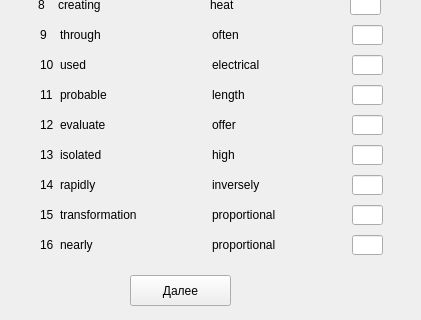
This is client/UI/variant_2/zadanie6_part1_var2.ui in Scykorr/dmitr_client_serv_test as Qt 5 draws it before an edit; both pictures show x 0 to 421 and y 305 to 625 of the 421 by 625 pixel window. The edited form follows.
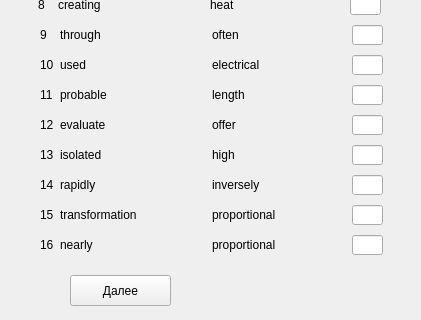
This is the edited form.

Commit message: add label_timer to variants 2 forms

Diff of the .ui file:
```diff
--- a/client/UI/variant_2/zadanie6_part1_var2.ui
+++ b/client/UI/variant_2/zadanie6_part1_var2.ui
@@ -116,7 +116,7 @@
   <widget class="QPushButton" name="pushButton_answer">
    <property name="geometry">
     <rect>
-     <x>130</x>
+     <x>70</x>
      <y>580</y>
      <width>101</width>
      <height>31</height>
@@ -844,6 +844,19 @@
     <string>proportional</string>
    </property>
   </widget>
+  <widget class="QLabel" name="label_timer">
+   <property name="geometry">
+    <rect>
+     <x>220</x>
+     <y>580</y>
+     <width>171</width>
+     <height>31</height>
+    </rect>
+   </property>
+   <property name="text">
+    <string/>
+   </property>
+  </widget>
  </widget>
  <resources/>
  <connections/>
```
The commit also changes 19 other files.
